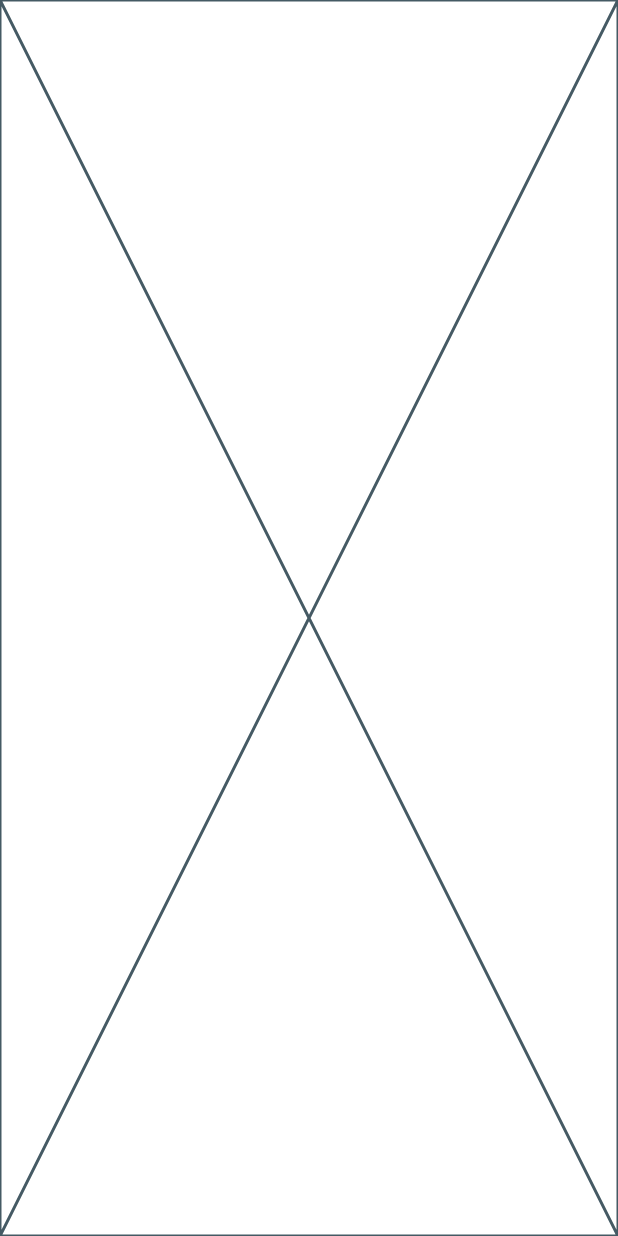
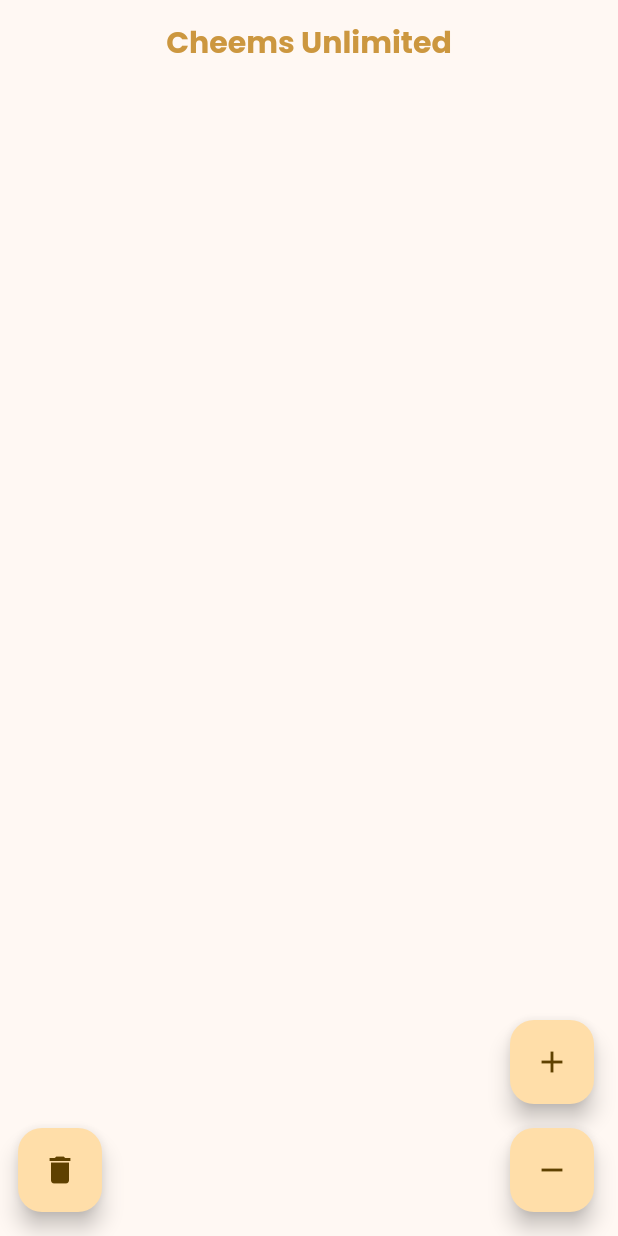
Before and after one commit to Achintha444/cheems_unlimited, a Flutter app: the screen it shows after launch, on a phone screen of 412 x 824 dp. Run offline on Flutter 3.47's test engine with Material 3 defaults, Android fonts, the light colour scheme and no system bars; our stand-ins replace flutter_bloc.

Commit message:
add laucher icon

```diff
--- /dev/null
+++ b/flutter_launcher_icons.yaml
@@ -0,0 +1,16 @@
+# flutter pub run flutter_launcher_icons
+flutter_launcher_icons:
+  image_path: "assets/images/cheems.png"
+
+  android: "launcher_icon"
+  # image_path_android: "assets/icon/icon.png"
+  min_sdk_android: 21 # android min sdk min:16, default 21
+  adaptive_icon_background: "#ffffff"
+  adaptive_icon_foreground: "assets/images/cheems.png"
+
+  ios: true
+  # image_path_ios: "assets/icon/icon.png"
+  remove_alpha_channel_ios: true
+  # image_path_ios_dark_transparent: "assets/icon/icon_dark.png"
+  # image_path_ios_tinted_grayscale: "assets/icon/icon_tinted.png"
+  # desaturate_tinted_to_grayscale_ios: true
--- a/lib/main.dart
+++ b/lib/main.dart
@@ -1,5 +1,6 @@
 import 'package:cheems_unlimited/bloc/counter_bloc.dart';
 import 'package:cheems_unlimited/pages/home_page.dart';
+import 'package:cheems_unlimited/theme/primary_theme.dart';
 import 'package:flutter/material.dart';
 import 'package:flutter_bloc/flutter_bloc.dart';
 
@@ -14,10 +15,8 @@ class MyApp extends StatelessWidget {
   Widget build(BuildContext context) {
     return MaterialApp(
       title: 'Cheems Unlimited',
-      theme: ThemeData(
-        colorScheme: ColorScheme.fromSeed(seedColor: const Color(0xffd4ac67)),
-        useMaterial3: true,
-      ),
+      debugShowCheckedModeBanner: false,
+      theme: PrimaryTheme.theme,
       home: BlocProvider(
         create: (context) => CounterBloc(),
         child: const HomePage(),
--- a/lib/pages/home_page.dart
+++ b/lib/pages/home_page.dart
@@ -1,10 +1,76 @@
+import 'dart:math';
+
+import 'package:cheems_unlimited/bloc/counter_bloc.dart';
 import 'package:flutter/material.dart';
+import 'package:flutter_bloc/flutter_bloc.dart';
 
 class HomePage extends StatelessWidget {
   const HomePage({super.key});
 
   @override
   Widget build(BuildContext context) {
-    return const Placeholder();
+    final CounterBloc counterBloc = context.read<CounterBloc>();
+    const int counterValue = 1;
+    const int resetValue = 0;
+
+    return Scaffold(
+      appBar: AppBar(title: const Text("Cheems Unlimited")),
+      body: Center(
+        child: BlocBuilder<CounterBloc, CounterState>(
+          builder: (context, state) {
+            return Stack(
+              alignment: Alignment.center,
+              clipBehavior: Clip.none,
+              children: [
+                for (int i = 0; i < state.counter; i++)
+                  Positioned(
+                    left: Random().nextDouble() * MediaQuery.of(context).size.width,
+                    top: Random().nextDouble() * MediaQuery.of(context).size.height,
+                    child: Image.asset(
+                      "assets/images/cheems.png",
+                      width: Random().nextInt(200).toDouble(),
+                      height: Random().nextInt(200).toDouble(),
+                    ),
+                  )
+              ],
+            );
+          },
+        ),
+      ),
+      floatingActionButton: Padding(
+        padding: const EdgeInsets.only(left: 28.0),
+        child: Row(
+          crossAxisAlignment: CrossAxisAlignment.end,
+          mainAxisAlignment: MainAxisAlignment.spaceBetween,
+          children: [
+            FloatingActionButton(
+              onPressed: () {
+                counterBloc.add(CounterReset(resetValue));
+              },
+              child: const Icon(Icons.delete),
+            ),
+            Column(
+              mainAxisAlignment: MainAxisAlignment.end,
+              crossAxisAlignment: CrossAxisAlignment.center,
+              children: [
+                FloatingActionButton(
+                  onPressed: () {
+                    counterBloc.add(CounterIncrement(counterValue));
+                  },
+                  child: const Icon(Icons.add),
+                ),
+                const SizedBox(height: 16),
+                FloatingActionButton(
+                  onPressed: () {
+                    counterBloc.add(CounterDecrement(counterValue));
+                  },
+                  child: const Icon(Icons.remove),
+                ),
+              ],
+            ),
+          ],
+        ),
+      ),
+    );
   }
 }
--- /dev/null
+++ b/lib/theme/primary_theme.dart
@@ -0,0 +1,24 @@
+import 'package:flutter/material.dart';
+
+abstract class PrimaryTheme {
+  static ThemeData get theme => ThemeData(
+    fontFamily: 'Poppins',
+    colorScheme: ColorScheme.fromSeed(seedColor: ProjectColors.seedColor),
+    appBarTheme: const AppBarTheme(
+      centerTitle: true,
+      titleTextStyle: TextStyle(
+        fontFamily: 'Poppins',
+        fontWeight: FontWeight.bold,
+        fontSize: 20,
+        color: ProjectColors.textColor,
+      )
+    ),
+    useMaterial3: true,
+  );
+}
+
+abstract class ProjectColors {
+  static const Color seedColor = Color(0xffd4ac67);
+  static const Color textColor = Color(0xffcc973f);
+  static const Color appBarIconContainer = Color(0xffF7F8FB);
+}
```
Also changed, not shown: pubspec.yaml (+10 -18 lines), assets/fonts/Poppins-Bold.ttf (added), assets/images/cheems.jpg (added), assets/images/cheems.png (added), assets/images/cheems.svg (added), pubspec.lock, 47 other files.
